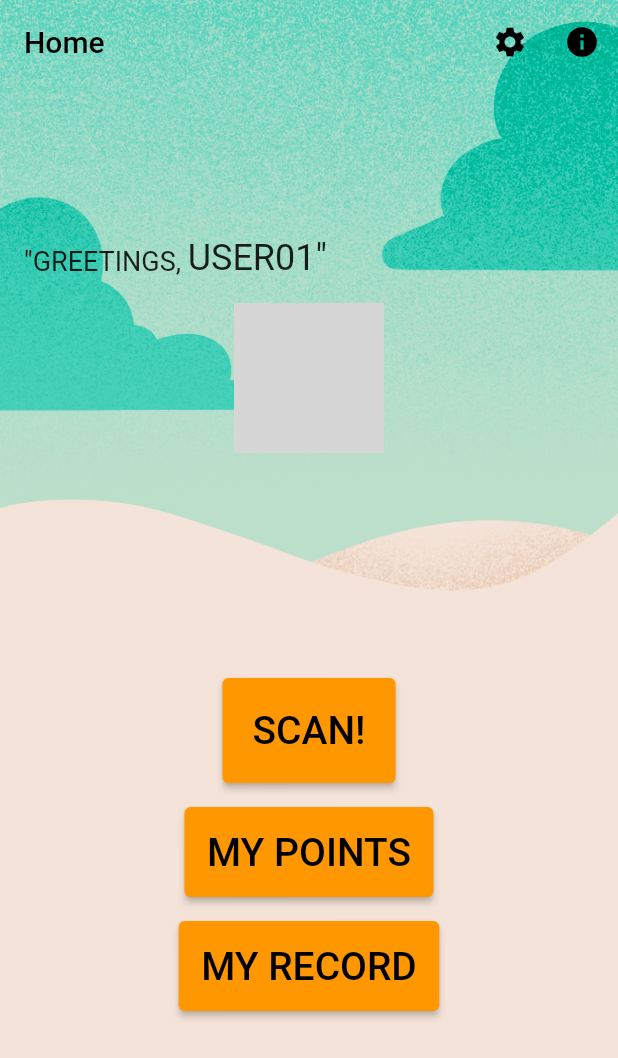
After one commit to Food-Busters/food_busters, a Flutter app: the HomePage screen opened directly, on a phone screen of 412 x 824 dp. The commit adds this screen. Shown: the top 1058 px of the screen. Run offline on Flutter 3.47's test engine with Material 2 defaults, Android fonts, the phone set to English and light mode, and no system bars; our stand-ins replace camera, form_field_validator, package_info_plus; network calls fail; grey boxes are pictures that could not be loaded.

Commit message:
Background Images

```diff
--- /dev/null
+++ b/lib/views/home.dart
@@ -0,0 +1,137 @@
+import "package:camera/camera.dart";
+import "package:flutter/material.dart";
+import "package:food_busters/views/scanfood.dart";
+import "package:package_info_plus/package_info_plus.dart";
+
+class HomePage extends StatefulWidget {
+  const HomePage({Key? key}) : super(key: key);
+
+  @override
+  _HomePageState createState() => _HomePageState();
+}
+
+class _HomePageState extends State<HomePage> {
+  @override
+  Widget build(BuildContext context) {
+    return Scaffold(
+      backgroundColor: const Color(0xFFBCDFCB),
+      extendBodyBehindAppBar: true,
+      appBar: AppBar(
+        backgroundColor: Colors.transparent,
+        elevation: 0,
+        title: const Text("Home", style: TextStyle(color: Colors.black)),
+        actions: [
+          IconButton(
+            icon: const Icon(Icons.settings),
+            onPressed: () {},
+          ),
+          IconButton(
+            icon: const Icon(Icons.info),
+            onPressed: () async {
+              PackageInfo packageInfo = await PackageInfo.fromPlatform();
+              String appName = packageInfo.appName;
+              String version = packageInfo.version;
+              showAboutDialog(
+                context: context,
+                applicationName: appName,
+                applicationVersion: version,
+                applicationIcon: Image.asset(
+                  "assets/images/logo_white.jpg",
+                  height: 80,
+                ),
+              );
+            },
+          )
+        ],
+      ),
+      body: Stack(
+        children: [
+          // * Background
+          Image.asset(
+            "assets/images/clouds/top_Green.png",
+            fit: BoxFit.cover,
+            height: double.infinity,
+            width: double.infinity,
+          ),
+          Image.asset(
+            "assets/images/clouds/bottom_Tan.png",
+            fit: BoxFit.cover,
+            height: double.infinity,
+            width: double.infinity,
+          ),
+          // * Contents
+          Center(
+            child: Column(
+              mainAxisAlignment: MainAxisAlignment.spaceEvenly,
+              children: [
+                Column(
+                  children: [
+                    Padding(
+                      padding: const EdgeInsets.all(16.0),
+                      child: Row(
+                        mainAxisAlignment: MainAxisAlignment.start,
+                        crossAxisAlignment: CrossAxisAlignment.baseline,
+                        textBaseline: TextBaseline.alphabetic,
+                        children: const [
+                          Text("\"GREETINGS, ", style: TextStyle(fontSize: 18)),
+                          Text("USER01\"", style: TextStyle(fontSize: 24)),
+                        ],
+                      ),
+                    ),
+                    Container(
+                      height: 100,
+                      width: 100,
+                      decoration: const BoxDecoration(
+                        shape: BoxShape.circle,
+                        image: DecorationImage(
+                          fit: BoxFit.fill,
+                          image: NetworkImage(
+                            "https://external-preview.redd.it/4PE-nlL_PdMD5PrFNLnjurHQ1QKPnCvg368LTDnfM-M.png?auto=webp&s=ff4c3fbc1cce1a1856cff36b5d2a40a6d02cc1c3",
+                          ),
+                        ),
+                      ),
+                    ),
+                  ],
+                ),
+                Column(
+                  children: [
+                    bigBtn(
+                      onPressed: () async {
+                        final cameras = await availableCameras();
+                        Navigator.push(
+                          context,
+                          MaterialPageRoute(
+                            builder: (context) => ScanPage(cameras: cameras),
+                          ),
+                        );
+                      },
+                      content: "SCAN!",
+                      padding: 20,
+                    ),
+                    bigBtn(onPressed: () {}, content: "MY POINTS", padding: 15),
+                    bigBtn(onPressed: () {}, content: "MY RECORD", padding: 15),
+                  ],
+                ),
+              ],
+            ),
+          ),
+        ],
+      ),
+    );
+  }
+
+  Widget bigBtn({
+    required void Function() onPressed,
+    required String content,
+    required double padding,
+  }) {
+    return Padding(
+      padding: const EdgeInsets.all(8.0),
+      child: ElevatedButton(
+        onPressed: onPressed,
+        child: Text(content, style: const TextStyle(fontSize: 26)),
+        style: ElevatedButton.styleFrom(padding: EdgeInsets.all(padding)),
+      ),
+    );
+  }
+}
--- a/lib/views/login.dart
+++ b/lib/views/login.dart
@@ -1,5 +1,5 @@
 import "package:flutter/material.dart";
-import "package:food_busters/main.dart";
+import "package:food_busters/views/home.dart";
 import "package:form_field_validator/form_field_validator.dart";
 
 const smallStyle = TextStyle(fontSize: 20);
@@ -99,7 +99,7 @@ class _LoginPageState extends State<LoginPage> {
                   formKey.currentState?.save();
                   Navigator.pushReplacement(
                     context,
-                    MaterialPageRoute(builder: (context) => const MyHomePage()),
+                    MaterialPageRoute(builder: (context) => const HomePage()),
                   );
                 }
               },
--- a/pubspec.yaml
+++ b/pubspec.yaml
@@ -36,6 +36,7 @@ dependencies:
   form_field_validator: ^1.1.0
   camera: ^0.9.4+1
   http: ^0.13.3
+  package_info_plus: ^1.3.0
 
 dev_dependencies:
   flutter_test:
@@ -68,6 +69,10 @@ flutter:
   # To add assets to your application, add an assets section, like this:
   assets:
     - assets/images/loading.png
+    - assets/images/logo_white.jpg
+    - assets/images/clouds/bottom_Tan.png
+    - assets/images/clouds/surrounding.png
+    - assets/images/clouds/top_Green.png
 
   # An image asset can refer to one or more resolution-specific "variants", see
   # https://flutter.dev/assets-and-images/#resolution-aware.
```
Also changed, not shown: lib/main.dart (+2 -94 lines), lib/models/quote.dart (+5 -12 lines), lib/views/scanfood.dart (+21 -6 lines), lib/views/scanresult.dart (+4 -5 lines), assets/images/clouds/bottom_Tan.png (added), assets/images/clouds/surrounding.png (added), assets/images/clouds/top_Green.png (added), pubspec.lock.
